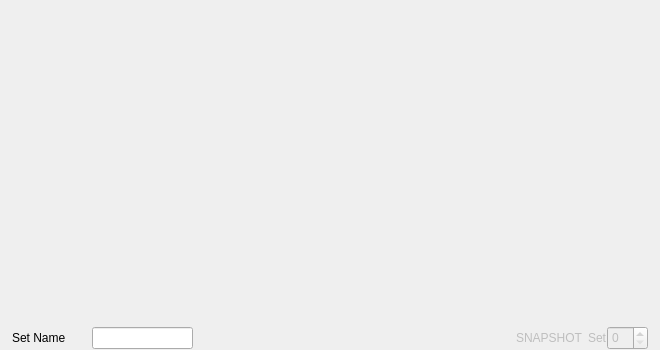
Qt form seq_qt5/forms/qslivegrid.ui (ahlstromcj/seq66) before a commit.
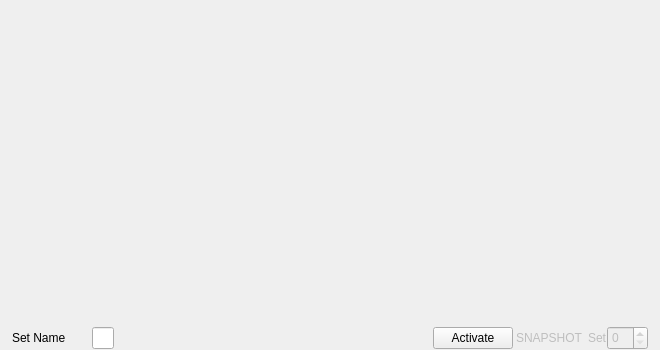
The same form after that commit.

```diff
--- a/seq_qt5/forms/qslivegrid.ui
+++ b/seq_qt5/forms/qslivegrid.ui
@@ -132,6 +132,13 @@
        </property>
       </widget>
      </item>
+     <item>
+      <widget class="QPushButton" name="buttonActivate">
+       <property name="text">
+        <string>Activate</string>
+       </property>
+      </widget>
+     </item>
      <item>
       <widget class="Line" name="line">
        <property name="sizePolicy">
```
